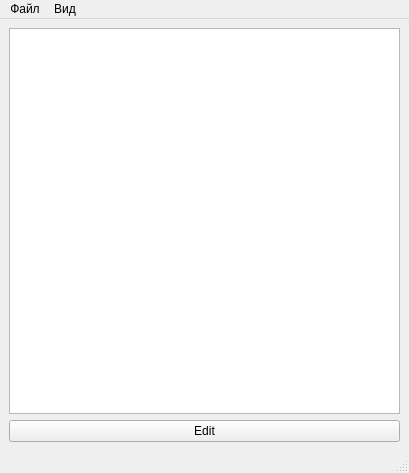
Before: the Qt Designer form app/src/mainwindow.ui in Zend0r-ai/utag, drawn with Qt 5.
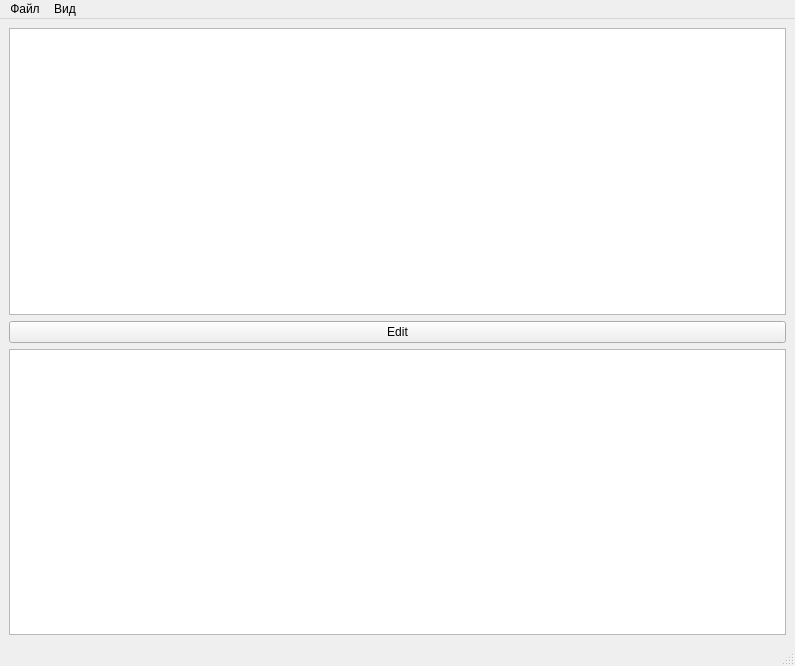
After: the same form once the commit is applied.

Diff of the .ui file:
```diff
--- a/app/src/mainwindow.ui
+++ b/app/src/mainwindow.ui
@@ -6,8 +6,8 @@
    <rect>
     <x>0</x>
     <y>0</y>
-    <width>409</width>
-    <height>473</height>
+    <width>795</width>
+    <height>666</height>
    </rect>
   </property>
   <property name="windowTitle">
@@ -35,6 +35,9 @@
           </property>
          </widget>
         </item>
+        <item>
+         <widget class="QTextBrowser" name="logger"/>
+        </item>
        </layout>
       </item>
      </layout>
@@ -46,7 +49,7 @@
     <rect>
      <x>0</x>
      <y>0</y>
-     <width>409</width>
+     <width>795</width>
      <height>21</height>
     </rect>
    </property>
```
Left out of the diff: 9 changed lines with no effect on the pictures.
